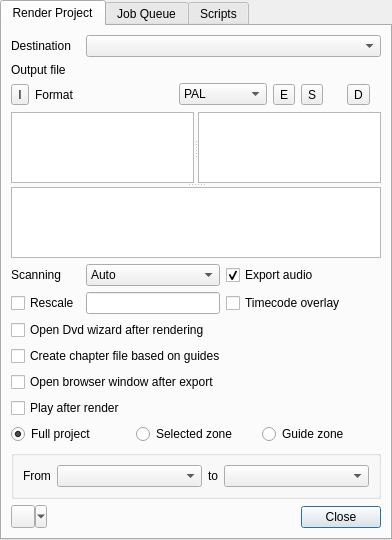
Before: the Qt Designer form src/widgets/renderwidget_ui.ui in KDE/kdenlive, drawn with Qt 5.
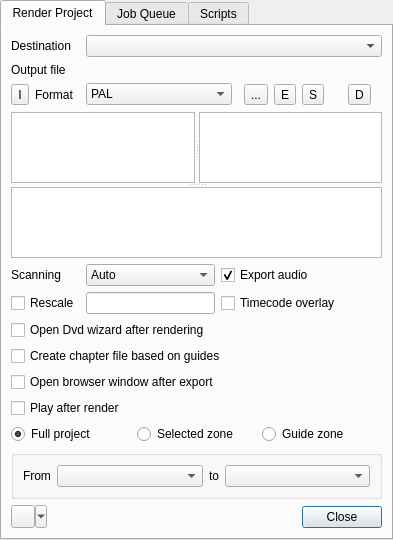
After: the same form once the commit is applied. Custom widgets are drawn as their Qt base class.

Commit message: Add "Favorites" category to rendering profiles for easier management

Diff of the .ui file:
```diff
--- a/src/widgets/renderwidget_ui.ui
+++ b/src/widgets/renderwidget_ui.ui
@@ -34,7 +34,7 @@
          </property>
         </widget>
        </item>
-       <item row="0" column="2" colspan="7">
+       <item row="0" column="2" colspan="9">
         <widget class="KComboBox" name="destination_list"/>
        </item>
        <item row="1" column="0" colspan="2">
@@ -44,7 +44,7 @@
          </property>
         </widget>
        </item>
-       <item row="1" column="2" colspan="7">
+       <item row="1" column="2" colspan="9">
         <widget class="KUrlRequester" name="out_file"/>
        </item>
        <item row="2" column="0">
@@ -61,20 +61,7 @@
          </property>
         </widget>
        </item>
-       <item row="2" column="2" colspan="2">
-        <spacer name="horizontalSpacer_2">
-         <property name="orientation">
-          <enum>Qt::Horizontal</enum>
-         </property>
-         <property name="sizeHint" stdset="0">
-          <size>
-           <width>124</width>
-           <height>23</height>
-          </size>
-         </property>
-        </spacer>
-       </item>
-       <item row="2" column="4" colspan="2">
+       <item row="2" column="2" colspan="4">
         <widget class="KComboBox" name="format_selection">
          <item>
           <property name="text">
@@ -88,28 +75,28 @@
          </item>
         </widget>
        </item>
-       <item row="2" column="6">
+       <item row="2" column="8">
         <widget class="QToolButton" name="buttonEdit">
          <property name="text">
           <string>E</string>
          </property>
         </widget>
        </item>
-       <item row="2" column="7">
+       <item row="2" column="9">
         <widget class="QToolButton" name="buttonSave">
          <property name="text">
           <string>S</string>
          </property>
         </widget>
        </item>
-       <item row="2" column="8">
+       <item row="2" column="10">
         <widget class="QToolButton" name="buttonDelete">
          <property name="text">
           <string>D</string>
          </property>
         </widget>
        </item>
-       <item row="3" column="0" colspan="9">
+       <item row="3" column="0" colspan="11">
         <widget class="QSplitter" name="splitter_3">
          <property name="orientation">
           <enum>Qt::Vertical</enum>
@@ -171,7 +158,7 @@
          </item>
         </widget>
        </item>
-       <item row="4" column="5" colspan="4">
+       <item row="4" column="5" colspan="6">
         <widget class="QCheckBox" name="export_audio">
          <property name="text">
           <string>Export audio</string>
@@ -198,28 +185,28 @@
          </property>
         </widget>
        </item>
-       <item row="5" column="5" colspan="4">
+       <item row="5" column="5" colspan="6">
         <widget class="QCheckBox" name="tc_overlay">
          <property name="text">
           <string>Timecode overlay</string>
          </property>
         </widget>
        </item>
-       <item row="9" column="0" colspan="9">
+       <item row="9" column="0" colspan="11">
         <widget class="QCheckBox" name="open_browser">
          <property name="text">
           <string>Open browser window after export</string>
          </property>
         </widget>
        </item>
-       <item row="10" column="0" colspan="9">
+       <item row="10" column="0" colspan="11">
         <widget class="QCheckBox" name="play_after">
          <property name="text">
           <string>Play after render</string>
          </property>
         </widget>
        </item>
-       <item row="11" column="0" colspan="9">
+       <item row="11" column="0" colspan="11">
         <layout class="QHBoxLayout" name="horizontalLayout">
          <item>
           <widget class="QRadioButton" name="render_full">
@@ -247,7 +234,7 @@
          </item>
         </layout>
        </item>
-       <item row="12" column="0" colspan="9">
+       <item row="12" column="0" colspan="11">
         <widget class="QGroupBox" name="guides_box">
          <property name="title">
           <string/>
@@ -297,7 +284,7 @@
          </property>
         </widget>
        </item>
-       <item row="13" column="3" colspan="4">
+       <item row="13" column="3" colspan="6">
         <spacer name="horizontalSpacer">
          <property name="orientation">
           <enum>Qt::Horizontal</enum>
@@ -310,27 +297,47 @@
          </property>
         </spacer>
        </item>
-       <item row="13" column="7" colspan="2">
+       <item row="13" column="9" colspan="2">
         <widget class="KPushButton" name="buttonClose">
          <property name="text">
           <string>Close</string>
          </property>
         </widget>
        </item>
-       <item row="6" column="0" colspan="9">
+       <item row="6" column="0" colspan="11">
         <widget class="QCheckBox" name="open_dvd">
          <property name="text">
           <string>Open Dvd wizard after rendering</string>
          </property>
         </widget>
        </item>
-       <item row="7" column="0" colspan="9">
+       <item row="7" column="0" colspan="11">
         <widget class="QCheckBox" name="create_chapter">
          <property name="text">
           <string>Create chapter file based on guides</string>
          </property>
         </widget>
        </item>
+       <item row="2" column="7">
+        <widget class="QToolButton" name="buttonFavorite">
+         <property name="text">
+          <string>...</string>
+         </property>
+        </widget>
+       </item>
+       <item row="2" column="6">
+        <spacer name="horizontalSpacer_2">
+         <property name="orientation">
+          <enum>Qt::Horizontal</enum>
+         </property>
+         <property name="sizeHint" stdset="0">
+          <size>
+           <width>124</width>
+           <height>23</height>
+          </size>
+         </property>
+        </spacer>
+       </item>
       </layout>
      </widget>
      <widget class="QWidget" name="tab_2">
```
The commit also changes 2 other files.
